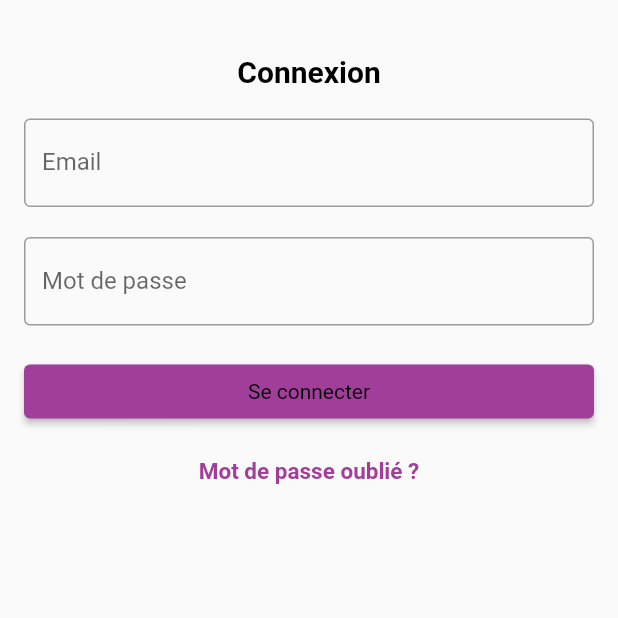
After one commit to Lisa9740/gao_flutter, a Flutter app: the LoginPage screen opened directly, on a phone screen of 412 x 824 dp, the top half of it. The commit adds this screen. Run offline on Flutter 3.47's test engine with Material 2 defaults, Android fonts, the phone set to English and light mode, and no system bars; our stand-ins replace date_format, flutter_typeahead, modal_bottom_sheet, shared_preferences, sqflite; accounts and stored records are empty; network calls fail.

Commit message:
Added login authentification

```diff
--- /dev/null
+++ b/lib/providers/api/AuthProvider.dart
@@ -0,0 +1,25 @@
+import 'dart:convert';
+
+import 'package:gao_flutter/utils/shared_pref.dart';
+import 'package:shared_preferences/shared_preferences.dart';
+import 'api.conf.dart';
+import 'package:gao_flutter/utils/snackbar.notif.dart';
+import 'package:http/http.dart' as http;
+
+
+class AuthAPIProvider extends ApiConf {
+
+  login(email, password) async {
+    //SharedPreferences sharedPreferences = await SharedPreferences.getInstance();
+    final response = await http.post(Uri.parse(apiUrl + "/login"), body: {'email': email, 'password' : password});
+    var jsonResponse = json.decode(response.body);
+
+    print(jsonResponse);
+
+    sharedPref().save("token", jsonResponse['token']);
+    //sharedPreferences.setString("token", jsonResponse['token']);
+    return jsonResponse['success'];
+  }
+
+
+}
--- a/lib/providers/api/CustomerProvider.dart
+++ b/lib/providers/api/CustomerProvider.dart
@@ -1,5 +1,4 @@
 import 'dart:convert';
-
 
 import 'package:gao_flutter/models/customer.dart';
 import 'package:gao_flutter/providers/api/api.conf.dart';
@@ -7,7 +6,7 @@ import 'package:http/http.dart' as http;
 
 class CustomerAPIProvider extends ApiConf{
 
-  //Fetch a user with the username supplied in the form input
+
   Future<List<Customer>> fetchCustomer(name) async {
     final response = await http.get(
         Uri.parse(apiUrl + 'customer/search?query=' + name.toString()),
@@ -16,15 +15,12 @@ class CustomerAPIProvider extends ApiConf{
       List<Customer> customers = <Customer>[];
       var customerList = json.decode(response.body);
 
-      // computerList.map((data) => computers.add(Computer.fromJson(data)));
       customerList.forEach((data) async {
         customers.add(Customer.fromJson(data));
       });
-
       return customers;
     } else {
       throw Exception('Failed to load customers');
     }
   }
-
 }
--- /dev/null
+++ b/lib/view/login.dart
@@ -0,0 +1,126 @@
+import 'package:flutter/cupertino.dart';
+import 'package:flutter/material.dart';
+import 'package:gao_flutter/providers/api/AuthProvider.dart';
+import 'package:gao_flutter/utils/shared_pref.dart';
+import 'package:gao_flutter/utils/snackbar.notif.dart';
+import 'package:gao_flutter/view/home.dart';
+
+class LoginPage extends StatefulWidget {
+  const LoginPage({Key? key}) : super(key: key);
+
+  @override
+  _LoginPageState createState() => _LoginPageState();
+}
+
+class _LoginPageState extends State<LoginPage> {
+  bool _isLoading = false;
+  var errorMsg;
+  final ButtonStyle style = ElevatedButton.styleFrom(textStyle: const TextStyle(fontSize: 14), primary: const Color(0xffA03E99));
+  final TextEditingController emailController = TextEditingController();
+  final TextEditingController passwordController = TextEditingController();
+
+  signIn(String email, String password) async {
+    var loginStatus = await AuthAPIProvider().login(email, password);
+
+    if (loginStatus) {
+      var token = sharedPref().read("token");
+      if (token != null) {
+        SendNotificationSnackBar('Authentification réussi !', context);
+        return Navigator.of(context).pushAndRemoveUntil(
+            MaterialPageRoute(
+                builder: (BuildContext context) => const HomePage()),
+                (Route<dynamic> route) => false);
+      }
+    }
+    SendNotificationSnackBar('Votre identifiant est invalide', context);
+    return Navigator.of(context).pushAndRemoveUntil(
+        MaterialPageRoute(
+            builder: (BuildContext context) => const LoginPage()),
+            (Route<dynamic> route) => false);
+  }
+
+
+  @override
+  Widget build(BuildContext context) {
+    return Scaffold(
+        body:
+        //margin: const EdgeInsets.only(
+        //left: 10, top: 50, right: 10, bottom: 0),
+        _isLoading
+            ? const Center(child: CircularProgressIndicator(color: Color(0xffA03E99),))
+            :  ListView(
+          padding: const EdgeInsets.all(16.0),
+          children: <Widget>[
+            const SizedBox(
+              height: 20,
+            ),
+            const Center(child: Text("Connexion",
+                style: TextStyle(color: Colors.black, fontWeight: FontWeight.bold, fontSize: 20))),
+            const SizedBox(
+              height: 20,
+            ),
+            TextFormField(
+              controller: emailController,
+              //initialValue: 'Input text',
+              decoration: const InputDecoration(
+                  labelText: 'Email',
+                  border: OutlineInputBorder()
+              ),
+            ),
+            const SizedBox(
+              height: 20,
+            ),
+            TextFormField(
+              controller: passwordController,
+              //initialValue: 'Input text',
+              decoration: const InputDecoration(
+                  labelText: "Mot de passe",
+                  border: OutlineInputBorder()
+              ),
+            ),
+            const SizedBox(
+              height: 20,
+            ),
+            ElevatedButton(
+              style: style,
+              onPressed: () {
+                print("Login pressed");
+                setState(() {
+                  _isLoading = true;
+                });
+                signIn(emailController.text, passwordController.text);
+              },
+              child: const Text('Se connecter'),
+            ),
+            errorMsg == null
+                ? Container()
+                : Text(
+              "${errorMsg}",
+              style: const TextStyle(
+                color: Colors.redAccent,
+                fontWeight: FontWeight.bold,
+              ),
+            ),
+            const SizedBox(
+              height: 20,
+            ),
+            const Center(
+              child: Text(
+                'Mot de passe oublié ?',
+                style: TextStyle(
+                  color: Color(0xffA03E99),
+                  fontSize: 15,
+                  fontWeight: FontWeight.bold,
+                ),
+              ),
+            ),
+          ],
+
+
+        )
+
+    );
+  }
+
+
+}
--- a/pubspec.yaml
+++ b/pubspec.yaml
@@ -42,6 +42,7 @@ dependencies:
   modal_bottom_sheet: ^2.0.0
   flutter_typeahead: ^3.2.1
   date_format: ^2.0.4
+  shared_preferences: ^2.0.7
 
 dev_dependencies:
   flutter_test:
```
Also changed, not shown: lib/main.dart (+13 -1 lines), lib/providers/api/ComputerProvider.dart (+0 -7 lines), lib/utils/shared_pref.dart (added, +19 -0 lines), lib/view/home.dart (+24 -0 lines), pubspec.lock.
